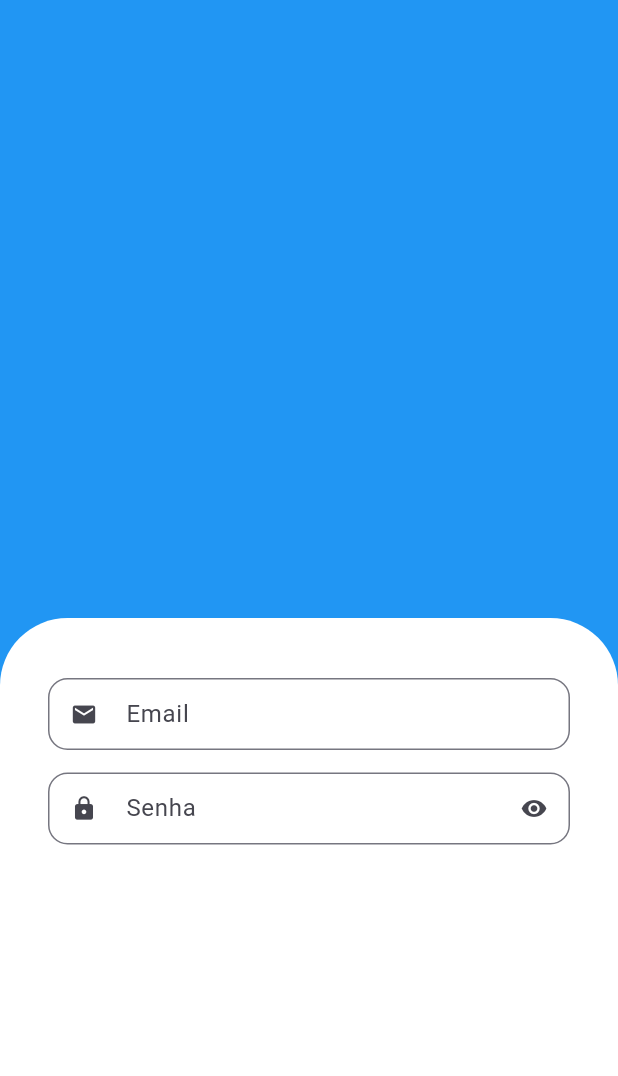
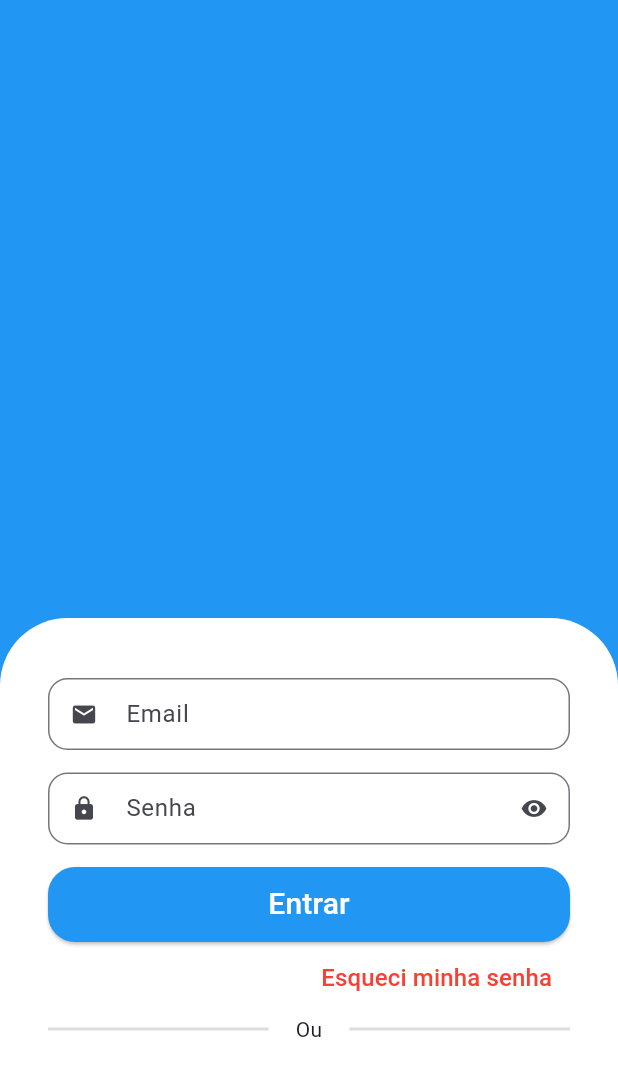
Before and after one commit to Eric-Coutinho/Flutter-App-Unicesumar, a Flutter app: the screen it shows after launch, on a phone screen of 412 x 824 dp. Shown: the top 1076 px of the screen. Run offline on Flutter 3.47's test engine with Material 3 defaults, Android fonts, the phone set to English and light mode, and no system bars.

Commit message:
Addind 'Entrar' button to login page, Forgot my password and divider

```diff
--- a/lib/src/auth/components/text_form.dart
+++ b/lib/src/auth/components/text_form.dart
@@ -3,34 +3,41 @@ import 'package:flutter/material.dart';
 class TextForm extends StatefulWidget {
   final IconData icon;
   final String label;
-  bool hideText;
-  TextForm(
+  final bool isSecret;
+
+  const TextForm(
       {super.key,
       required this.icon,
       required this.label,
-      this.hideText = false});
+      this.isSecret = false});
 
   @override
   State<TextForm> createState() => _TextFormState();
 }
 
 class _TextFormState extends State<TextForm> {
+  bool isObscure = false;
+  @override
+  void initState() {
+    super.initState();
+    isObscure = widget.isSecret;
+  }
   @override
   Widget build(BuildContext context) {
     return Padding(
       padding: const EdgeInsets.only(bottom: 15),
       child: TextFormField(
-        obscureText: widget.hideText,
+        obscureText: isObscure,
         decoration: InputDecoration(
           prefixIcon: Icon(widget.icon),
-          suffixIcon: widget.hideText
+          suffixIcon: widget.isSecret
               ? IconButton(
                   onPressed: () {
                     setState(() {
-                      widget.hideText = !widget.hideText;
+                      isObscure = !isObscure;
                     });
                   },
-                  icon: const Icon(Icons.visibility))
+                  icon: Icon(isObscure ? Icons.visibility : Icons.visibility_off))
               : null,
           labelText: widget.label,
           isDense: true,
--- a/lib/src/auth/login_screen.dart
+++ b/lib/src/auth/login_screen.dart
@@ -27,9 +27,55 @@ class LoginScreen extends StatelessWidget {
                       borderRadius:
                           BorderRadius.vertical(top: Radius.circular(45))),
                   child: Column(
+                    crossAxisAlignment: CrossAxisAlignment.stretch,
                     children: [
-                      TextForm(label: "Email", icon: Icons.email),
-                      TextForm(label: "Senha", icon: Icons.lock, hideText: true),
+                      const TextForm(label: "Email", icon: Icons.email),
+                      const TextForm(
+                          label: "Senha", icon: Icons.lock, isSecret: true),
+                      SizedBox(
+                          height: 50,
+                          child: ElevatedButton(
+                              style: ElevatedButton.styleFrom(
+                                  backgroundColor: Colors.blue,
+                                  shape: RoundedRectangleBorder(
+                                      borderRadius: BorderRadius.circular(18))),
+                              onPressed: () {},
+                              child: const Text(
+                                'Entrar',
+                                style: TextStyle(
+                                    color: Colors.white, fontSize: 20),
+                              ))),
+                      Align(
+                        alignment: Alignment.centerRight,
+                        child: TextButton(
+                            onPressed: () {},
+                            child: const Text(
+                              'Esqueci minha senha',
+                              style: TextStyle(color: Colors.red, fontSize: 16),
+                            )),
+                      ),
+                      Row(
+                        children: [
+                          Expanded(
+                            child: Divider(
+                              color: Colors.grey.withAlpha(90),
+                              thickness: 2,
+                            )
+                          ),
+                          const Padding(
+                            padding: EdgeInsets.symmetric(horizontal: 18),
+                            child: Text(
+                              'Ou',
+                            ),
+                          ),
+                          Expanded(
+                            child: Divider(
+                              color: Colors.grey.withAlpha(90),
+                              thickness: 2,
+                            )
+                          ),
+                        ],
+                      )
                     ],
                   ))),
         ],
```
